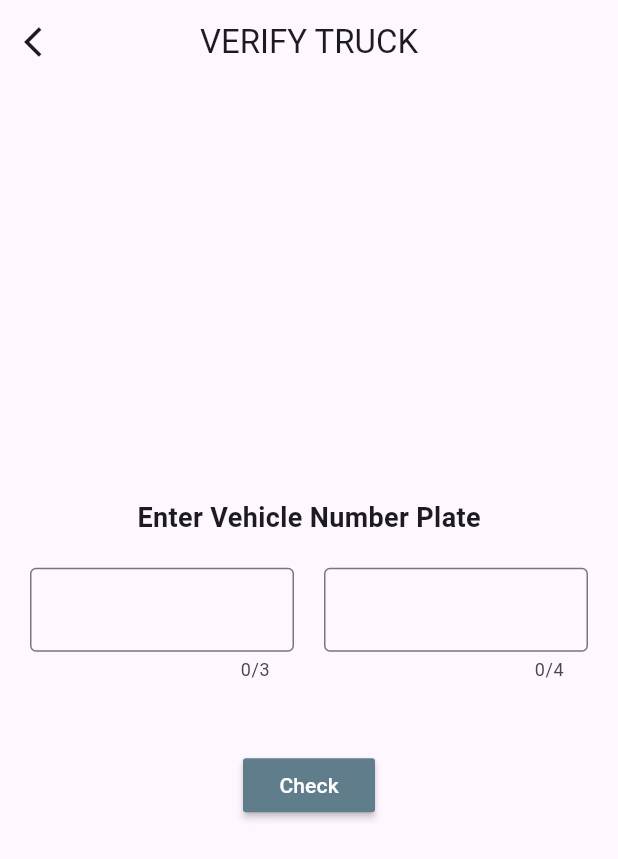
After one commit to collins-1905/epra, a Flutter app: the screen it shows after launch, after a tap on "VERIFY TRUCK", on a phone screen of 412 x 824 dp. The commit adds this screen. Shown: the top 859 px of the screen. Run offline on Flutter 3.47's test engine with Material 3 defaults, Android fonts, the phone set to English and light mode, and no system bars; our stand-ins replace font_awesome_flutter, webview_flutter; network calls fail.

Commit message:
Added Truck Verification

```diff
--- a/lib/pages/employee_details.dart
+++ b/lib/pages/employee_details.dart
@@ -2,7 +2,6 @@ import 'package:epra/pages/home_page.dart';
 import 'package:flutter/material.dart';
 import 'package:http/http.dart' as http;
 import 'dart:convert';
-//import 'package:epra/models/employee_details.dart';
 
 class EmployeeDetailsWidget extends StatefulWidget {
   const EmployeeDetailsWidget({Key? key}) : super(key: key);
--- a/lib/pages/home_page.dart
+++ b/lib/pages/home_page.dart
@@ -3,6 +3,7 @@ import 'package:epra/pages/epra_portal.dart';
 import 'package:epra/pages/licence_status.dart';
 import 'package:epra/pages/ppa_status.dart';
 import 'package:epra/pages/pump_prices.dart';
+import 'package:epra/pages/verify_truck.dart';
 import 'package:flutter/material.dart';
 import 'package:font_awesome_flutter/font_awesome_flutter.dart';
 import 'package:url_launcher/url_launcher.dart';
@@ -110,6 +111,23 @@ class HomePage extends StatelessWidget {
                 elevation: 4,
                 child: ListTile(
                   tileColor: Colors.lightBlueAccent,
+                  leading: const Icon(Icons.local_shipping_outlined),
+                  title: const Text('VERIFY TRUCK'),
+                  //. subtitle: Text('Subtitle 2'),
+                  onTap: () {
+                    Navigator.push(
+                        context,
+                        MaterialPageRoute(
+                            builder: (context) => const VerifyTruckWidget()));
+                  },
+                ),
+              ),
+              const SizedBox(height: 16.09),
+              Card(
+                color: Colors.white,
+                elevation: 4,
+                child: ListTile(
+                  tileColor: Colors.lightBlueAccent,
                   leading: const Icon(Icons.cases_outlined),
                   title: const Text('CHECK PPA STATUS'),
                   // subtitle: Text('Subtitle 3'),
--- /dev/null
+++ b/lib/pages/verify_truck.dart
@@ -0,0 +1,150 @@
+import 'package:epra/pages/home_page.dart';
+import 'package:flutter/material.dart';
+import 'package:http/http.dart' as http;
+import 'dart:convert';
+
+class VerifyTruckWidget extends StatefulWidget {
+  const VerifyTruckWidget({super.key});
+
+  @override
+  State<VerifyTruckWidget> createState() => _VerifyTruckWidgetState();
+}
+
+class _VerifyTruckWidgetState extends State<VerifyTruckWidget> {
+  String licenceNumber = '';
+  String contactCompanyName = '';
+  String vehicleType = '';
+  String licenceExpiryDate = '';
+  bool isLoading = false;
+
+  //http request
+  Future<void> getTruck() async {
+    var response = await http.get(Uri.parse(
+        'https://portal.erc.go.ke:8200/api/ussdservices/verify-truck?token=w8VcxKr77f6tn4GSVfBe5jiJYag5R4km&TrackNumber=${_firstPlate.text}%20${_secondPlate.text}'));
+    if (response.statusCode == 200) {
+      Map<String, dynamic> finalResponse =
+          jsonDecode(response.body.replaceAll(RegExp(r'\[\s*|\s*\]'), ''));
+
+      setState(() {
+        licenceNumber = finalResponse['message']['LicenceNumber'];
+        contactCompanyName = finalResponse['message']['ContactCompanyName'];
+        vehicleType = finalResponse['message']['VehicleType'];
+        licenceExpiryDate = finalResponse['message']['LicenceExpiryDate'];
+
+        isLoading = false;
+      });
+      print(finalResponse);
+    }
+  }
+
+  final _firstPlate = TextEditingController();
+  final _secondPlate = TextEditingController();
+
+  @override
+  void dispose() {
+    _firstPlate.dispose();
+    _secondPlate.dispose();
+    super.dispose();
+  }
+
+  @override
+  Widget build(BuildContext context) {
+    return Scaffold(
+      appBar: AppBar(
+        elevation: 0,
+        leading: IconButton(
+            icon: const Icon(Icons.arrow_back_ios),
+            onPressed: () {
+              Navigator.push(context,
+                  MaterialPageRoute(builder: (context) => const HomePage()));
+            }),
+        title: const Text("VERIFY TRUCK"),
+        centerTitle: true,
+      ),
+      body: Center(
+        child: Column(
+          mainAxisAlignment: MainAxisAlignment.center,
+          children: [
+            if (isLoading)
+              const CircularProgressIndicator()
+            else if (licenceNumber.isNotEmpty)
+              Column(children: [
+                if (licenceNumber.isEmpty) const CircularProgressIndicator(),
+                SizedBox(
+                  height: 100,
+                  child: Card(
+                    color: const Color.fromARGB(255, 0, 187, 212),
+                    child: ListTile(
+                      title: Text(contactCompanyName),
+                      subtitle: Column(
+                        crossAxisAlignment: CrossAxisAlignment.start,
+                        children: [
+                          Text(licenceNumber),
+                          Text(vehicleType),
+                          Text(licenceExpiryDate),
+                        ],
+                      ),
+                    ),
+                  ),
+                )
+              ]),
+            const Text(
+              'Enter Vehicle Number Plate',
+              style: TextStyle(
+                fontSize: 18, // Adjust the font size as needed
+                fontWeight: FontWeight.bold, // Adjust the font weight as needed
+              ),
+            ),
+            Padding(
+              padding: const EdgeInsets.all(20.0),
+              child: Row(
+                mainAxisAlignment: MainAxisAlignment.spaceEvenly,
+                children: [
+                  // First Input Field
+                  Flexible(
+                    child: TextField(
+                      controller: _firstPlate,
+                      maxLength: 3,
+                      //keyboardType: TextInputType.number,
+                      decoration: const InputDecoration(
+                        //labelText: 'Field 1',
+                        border: OutlineInputBorder(),
+                      ),
+                    ),
+                  ),
+                  const SizedBox(
+                      width: 20), // Add some space between the fields
+                  // Second Input Field
+                  Flexible(
+                    child: TextField(
+                      controller: _secondPlate,
+                      maxLength: 4,
+                      //keyboardType: TextInputType.number,
+                      decoration: const InputDecoration(
+                        //labelText: 'Field 2',
+                        border: OutlineInputBorder(),
+                      ),
+                    ),
+                  ),
+                ],
+              ),
+            ),
+            const SizedBox(
+              height: 25,
+            ),
+            MaterialButton(
+              onPressed: () {
+                getTruck();
+              },
+              color: Colors.blueGrey,
+              child: const Text(
+                "Check",
+                style: TextStyle(color: Colors.white),
+              ),
+            )
+          ],
+        ),
+      ),
+    );
+  }
+}
```
Also changed, not shown: lib/models/verify_truck.dart (added, +22 -0 lines).
